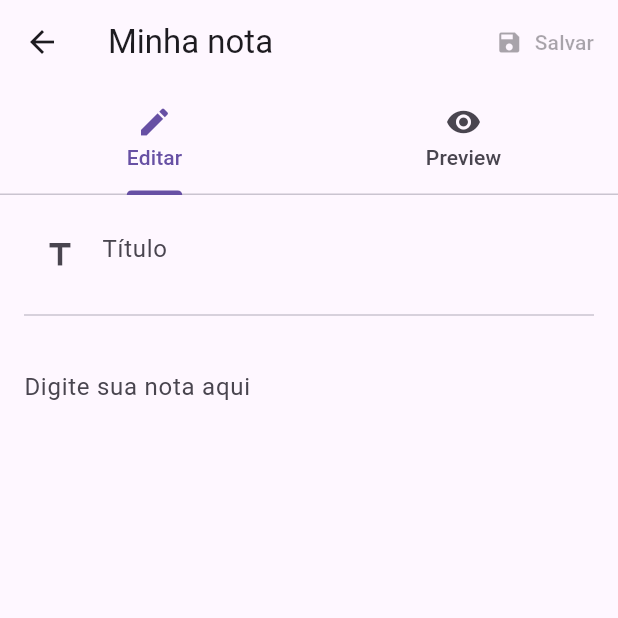
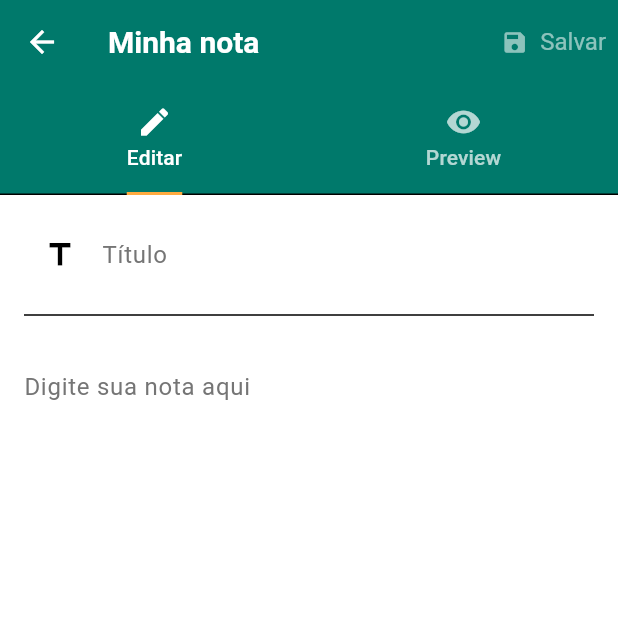
Before and after one commit to esantos1/NoteCraft, a Flutter app: the EditNoteView screen opened by its route, on a phone screen of 412 x 824 dp, the top half of it. Run offline on Flutter 3.47's test engine with Material 3 defaults, Android fonts, the light colour scheme and no system bars; our stand-ins replace flutter_highlight, flutter_markdown, hive, hive_flutter; missing offline and left inert: markdown; accounts and stored records are empty.

Commit message:
Correção de bugs

```diff
--- a/lib/boxes.dart
+++ b/lib/boxes.dart
@@ -1,3 +1,4 @@
+import 'package:fluttermarkdown/classes/note.dart';
 import 'package:hive/hive.dart';
 
-late Box boxNotes;
+late Box<Note> boxNotes;
--- a/lib/controllers/note_visualizer_controller.dart
+++ /dev/null
@@ -1 +0,0 @@
-class NoteVisualizerController {}
--- a/lib/main.dart
+++ b/lib/main.dart
@@ -1,6 +1,7 @@
 import 'package:flutter/material.dart';
 import 'package:fluttermarkdown/boxes.dart';
 import 'package:fluttermarkdown/classes/note.dart';
+import 'package:fluttermarkdown/themes/app_theme.dart';
 import 'package:fluttermarkdown/views/edit_note_view.dart';
 import 'package:fluttermarkdown/views/list_notes_view.dart';
 import 'package:fluttermarkdown/views/note_visualizer_view.dart';
@@ -22,9 +23,7 @@ class MyApp extends StatelessWidget {
     return MaterialApp(
       debugShowCheckedModeBanner: false,
       title: 'Flutter Demo',
-      theme: ThemeData(
-        primarySwatch: Colors.blue,
-      ),
+      theme: lightTheme,
       routes: {
         '/': (context) => ListNotesView(),
         '/vizualizer': (context) => NoteVisualizerView(),
--- a/lib/models/list_notes_model.dart
+++ b/lib/models/list_notes_model.dart
@@ -1,5 +1,3 @@
-import 'package:fluttermarkdown/classes/note.dart';
-
 class ListNotesModel {
   List selectedNotesKeys = [];
 }
--- /dev/null
+++ b/lib/themes/app_theme.dart
@@ -0,0 +1,83 @@
+import 'package:flutter/material.dart';
+
+final lightTheme = ThemeData(
+  primarySwatch: Colors.teal,
+  brightness: Brightness.light,
+  scaffoldBackgroundColor: Colors.white,
+  primaryColor: Colors.teal[700],
+  colorScheme: ColorScheme.light(secondary: Colors.orangeAccent),
+  textButtonTheme: TextButtonThemeData(
+    style: ButtonStyle(
+      foregroundColor: WidgetStateProperty.resolveWith<Color>(
+        (states) {
+          if (states.contains(WidgetState.disabled))
+            return Colors.white.withOpacity(0.55);
+
+          return Colors.white;
+        },
+      ),
+      overlayColor: WidgetStateProperty.all<Color>(
+        Colors.teal.withOpacity(0.1),
+      ),
+      padding: WidgetStateProperty.all<EdgeInsetsGeometry>(
+        EdgeInsets.all(8.0),
+      ),
+      textStyle: WidgetStateProperty.all<TextStyle>(TextStyle(fontSize: 16.0)),
+    ),
+  ),
+  textTheme: TextTheme(
+    headlineMedium: TextStyle(
+      color: Colors.black87,
+      fontSize: 32.0,
+      fontWeight: FontWeight.bold,
+    ),
+    headlineSmall: TextStyle(
+      color: Colors.black87,
+      fontSize: 24.0,
+      fontWeight: FontWeight.w600,
+    ),
+    bodyLarge: TextStyle(color: Colors.black87, fontSize: 16.0),
+    bodyMedium: TextStyle(color: Colors.black54, fontSize: 14.0),
+    titleMedium: TextStyle(color: Colors.grey[800], fontSize: 16.0),
+    titleSmall: TextStyle(color: Colors.grey[800], fontSize: 14.0),
+  ),
+  appBarTheme: AppBarTheme(
+    backgroundColor: Colors.teal[700],
+    titleTextStyle: TextStyle(
+      color: Colors.white,
+      fontSize: 20.0,
+      fontWeight: FontWeight.w600,
+    ),
+    iconTheme: IconThemeData(color: Colors.white),
+  ),
+  floatingActionButtonTheme: FloatingActionButtonThemeData(
+    backgroundColor: Colors.teal[700],
+    foregroundColor: Colors.white,
+  ),
+  cardColor: Colors.white,
+  inputDecorationTheme: InputDecorationTheme(
+    filled: false,
+    fillColor: Colors.transparent,
+    border: InputBorder.none,
+    contentPadding: EdgeInsets.symmetric(vertical: 0),
+    alignLabelWithHint: true,
+    hintStyle: TextStyle(color: Colors.grey[600]),
+  ),
+  iconTheme: IconThemeData(
+    color: Colors.teal[700],
+  ),
+  dividerColor: Colors.grey[400],
+  listTileTheme: ListTileThemeData(
+    iconColor: Colors.teal[700],
+    textColor: Colors.black87,
+  ),
+  tabBarTheme: TabBarTheme(
+    labelColor: Colors.white,
+    unselectedLabelColor: Colors.white70,
+    indicator: BoxDecoration(
+      border: Border(
+        bottom: BorderSide(color: Colors.orangeAccent, width: 2.0),
+      ),
+    ),
+  ),
+);
--- /dev/null
+++ b/lib/utils.dart
@@ -0,0 +1,3 @@
+import 'dart:ui';
+
+const codeblockBackground = Color(0xfff8f8f8);
--- a/lib/views/edit_note_view.dart
+++ b/lib/views/edit_note_view.dart
@@ -1,7 +1,7 @@
 import 'package:flutter/material.dart';
-import 'package:flutter_markdown/flutter_markdown.dart';
 import 'package:fluttermarkdown/boxes.dart';
 import 'package:fluttermarkdown/classes/note.dart';
+import 'package:fluttermarkdown/widgets/markdown_body_formatted.dart';
 
 class EditNoteView extends StatefulWidget {
   const EditNoteView({super.key});
@@ -39,9 +39,6 @@ class _EditNoteViewState extends State<EditNoteView>
     if (args != null) {
       note = args!['note'];
       key = args!['key'];
-    }
-
-    if (args != null) {
       oldTitle = note!.title;
       oldBody = note!.body;
       _titleController.text = note!.title;
@@ -60,10 +57,21 @@ class _EditNoteViewState extends State<EditNoteView>
 
   @override
   Widget build(BuildContext context) {
-    bool isEdited =
-        _titleController.text != oldTitle || _bodyController.text != oldBody;
+    bool isEdited = _titleController.text.trim() != oldTitle ||
+        _bodyController.text.trim() != oldBody;
 
-    return Scaffold(
+    return PopScope(
+      canPop: false,
+      onPopInvoked: (didPop) async {
+        if (didPop) return;
+
+        final shouldPop = await _showExitConfirmationDialog(context);
+
+        if (context.mounted && shouldPop) {
+          Navigator.pop(context);
+        }
+      },
+      child: Scaffold(
         appBar: AppBar(
           title: Text('Minha nota'),
           actions: [
@@ -94,6 +102,7 @@ class _EditNoteViewState extends State<EditNoteView>
             _previewTab(),
           ],
         ),
+      ),
     );
   }
 
@@ -108,6 +117,7 @@ class _EditNoteViewState extends State<EditNoteView>
                 border: InputBorder.none,
                 hintText: 'Título',
               ),
+              textAlignVertical: TextAlignVertical.center,
               onChanged: onTitleChanged,
             ),
             SizedBox(height: 8),
@@ -120,7 +130,6 @@ class _EditNoteViewState extends State<EditNoteView>
                   keyboardType: TextInputType.multiline,
                   maxLines: null,
                   decoration: InputDecoration(
-                    border: InputBorder.none,
                     hintText: 'Digite sua nota aqui',
                   ),
                   onChanged: onBodyChanged,
@@ -132,26 +141,54 @@ class _EditNoteViewState extends State<EditNoteView>
       );
 
   Widget _previewTab() => ListView(
-        padding: const EdgeInsets.symmetric(vertical: 24.0, horizontal: 38.0),
+        padding: const EdgeInsets.symmetric(vertical: 16.0, horizontal: 16.0),
         children: [
           Text(
             _titleController.text,
             style: Theme.of(context)
                 .textTheme
-                .headlineMedium
+                .headlineSmall
                 ?.copyWith(fontWeight: FontWeight.w700),
+            textAlign: TextAlign.center,
           ),
           Padding(
-            padding: EdgeInsets.only(top: 8.0, bottom: 24.0),
+            padding: EdgeInsets.only(top: 8.0, bottom: 8.0),
             child: Divider(),
           ),
-          MarkdownBody(data: _bodyController.text),
+          MarkdownBodyFormatted(data: _bodyController.text)
         ],
       );
 
   void onTitleChanged(String _) => setState(() {});
 
   void onBodyChanged(String _) => setState(() {});
+
+  Future<bool> _showExitConfirmationDialog(BuildContext context) async =>
+      await showDialog(
+        context: context,
+        builder: (context) => AlertDialog(
+          title: Text('Alterações Não Salvas'),
+          content: SingleChildScrollView(
+            child: ListBody(
+              children: <Widget>[
+                Text('Você tem alterações não salvas.'),
+                Text('Se sair, todas as alterações serão perdidas.'),
+              ],
+            ),
+          ),
+          actions: [
+            ElevatedButton(
+              child: Text('Cancelar'),
+              onPressed: () => Navigator.pop(context, false),
+            ),
+            ElevatedButton(
+              child: Text('Sair'),
+              onPressed: () => Navigator.pop(context, true),
+            ),
+          ],
+        ),
+      ) ??
+      false;
 
   void saveNote() {
     String title;
```
Also changed, not shown: lib/themes/markdown_theme.dart (added, +59 -0 lines), lib/views/list_notes_view.dart (+52 -9 lines), lib/views/note_visualizer_view.dart (+3 -8 lines), lib/widgets/markdown_body_formatted.dart (added, +36 -0 lines), lib/widgets/md_code_element_builder.dart (added, +54 -0 lines), pubspec.yaml (+14 -12 lines), assets/fonts/SourceCodePro-Bold.ttf (added), assets/fonts/SourceCodePro-Regular.ttf (added), pubspec.lock, 2 other files. Lines whose indentation alone changed are shown as unchanged.
